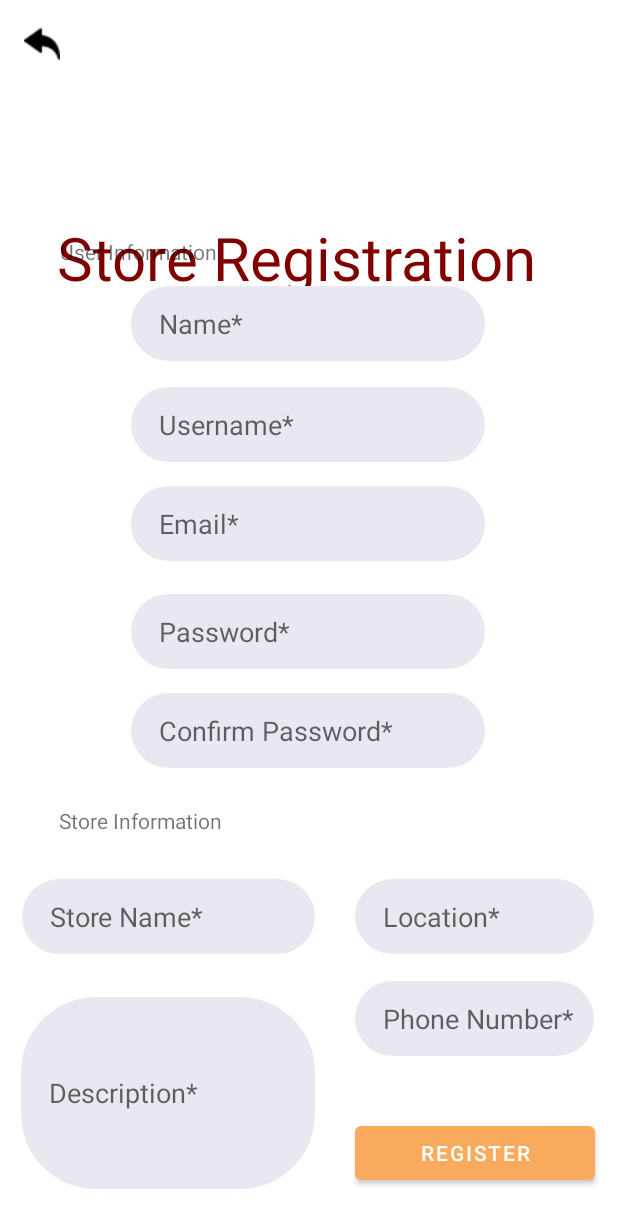
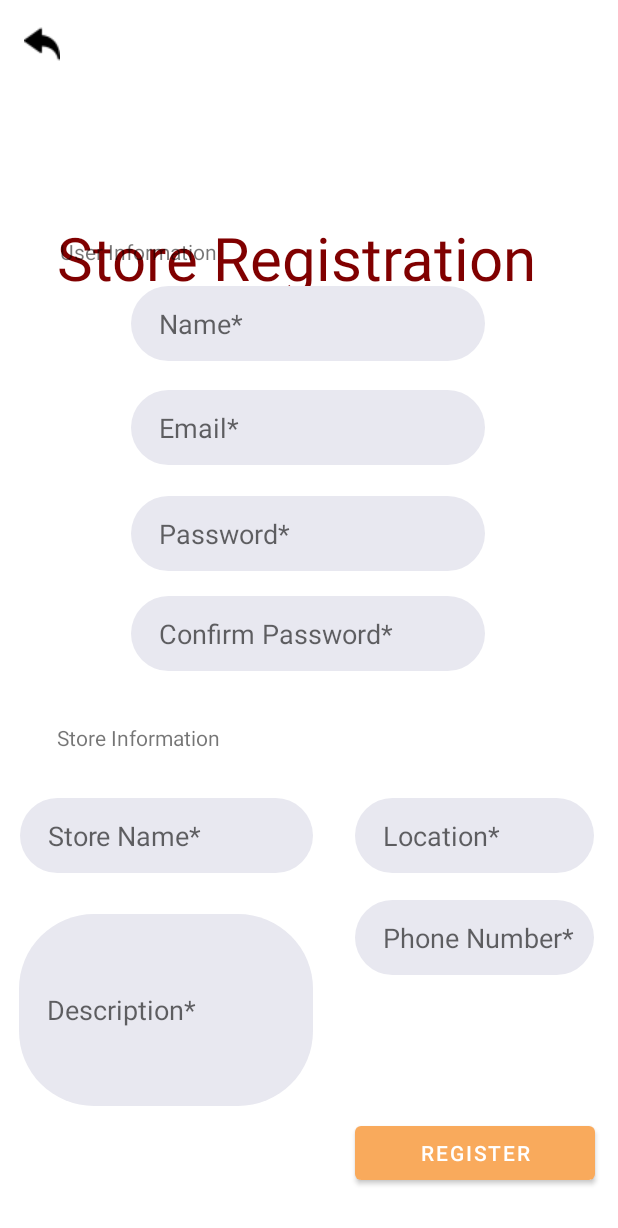
Before and after one commit to Mhmdbaba/CSC599_Dekanji, an Android app: the StoreOwner screen opened directly, with no data from a screen before it, after a tap on "REGISTER", on a phone screen of 412 x 824 dp. Shown: the top 1228 px of the screen. Run offline under Robolectric (Android 15) with nearby library versions, the phone set to English and light mode, and no system bars; our stand-ins replace Firebase (no records; nobody signed in at launch, a user with empty details on screens opened directly).

Commit message:
commit 18

```diff
--- a/app/src/main/java/com/example/dekanji/StoreOwner.java
+++ b/app/src/main/java/com/example/dekanji/StoreOwner.java
@@ -1,17 +1,28 @@
 package com.example.dekanji;
 
+import androidx.annotation.NonNull;
 import androidx.appcompat.app.AppCompatActivity;
 
 import android.content.Intent;
 import android.os.Bundle;
+import android.util.Log;
 import android.view.View;
 import android.widget.Button;
 import android.widget.EditText;
 import android.widget.Toast;
 
+import com.google.android.gms.tasks.OnCompleteListener;
+import com.google.android.gms.tasks.Task;
+import com.google.firebase.auth.AuthResult;
+import com.google.firebase.auth.FirebaseAuth;
+import com.google.firebase.database.FirebaseDatabase;
+
+import java.security.MessageDigest;
+
 public class StoreOwner extends AppCompatActivity {
+    private FirebaseAuth mAuth;
+
     String reg_storeowner_name;
-    String reg_storeowner_username;
     String reg_storeowner_email;
     String reg_storeowner_password;
     String reg_storeowner_conf_password;
@@ -26,6 +37,8 @@ public class StoreOwner extends AppCompatActivity {
     protected void onCreate(Bundle savedInstanceState) {
         super.onCreate(savedInstanceState);
         setContentView(R.layout.activity_store_owner);
+
+        mAuth = FirebaseAuth.getInstance();
     }
 
     public void Button (View view) {
@@ -38,7 +51,6 @@ public class StoreOwner extends AppCompatActivity {
         if (btn.getTag().toString().equalsIgnoreCase("register store owner")){
             //user information
             reg_storeowner_name = ((EditText) findViewById(R.id.input_reg_storeowner_name)).getText().toString();
-            reg_storeowner_username = ((EditText) findViewById(R.id.input_storeowner_username)).getText().toString();
             reg_storeowner_email = ((EditText) findViewById(R.id.input_storeowner_email)).getText().toString();
             reg_storeowner_password = ((EditText) findViewById(R.id.input_reg_storeowner_password)).getText().toString();
             reg_storeowner_conf_password = ((EditText) findViewById(R.id.input_reg_storeowner_conf_password)).getText().toString();
@@ -49,12 +61,40 @@ public class StoreOwner extends AppCompatActivity {
             reg_storeowner_phonenumber = ((EditText) findViewById(R.id.input_reg_storeowner_phonenumber)).getText().toString();
             reg_storeowner_description = ((EditText) findViewById(R.id.input_reg_storeowner_description)).getText().toString();
 
-            if (!reg_storeowner_name.isEmpty() && !reg_storeowner_username.isEmpty() && !reg_storeowner_email.isEmpty()
+            if (!reg_storeowner_name.isEmpty() && !reg_storeowner_email.isEmpty()
             && !reg_storeowner_password.isEmpty() && !reg_storeowner_conf_password.isEmpty() && !reg_storeowner_storename.isEmpty()
             && !reg_storeowner_location.isEmpty() && !reg_storeowner_phonenumber.isEmpty() && !reg_storeowner_description.isEmpty()){
                 //check if passwords match
                 if (reg_storeowner_password.equals(reg_storeowner_conf_password)){
                     //check if username is found in database and insert into database all credentials
+                    mAuth.createUserWithEmailAndPassword(reg_storeowner_email, reg_storeowner_password)
+                            .addOnCompleteListener(new OnCompleteListener<AuthResult>() {
+                                @Override
+                                public void onComplete(@NonNull Task<AuthResult> task) {
+                                    if (task.isSuccessful()){
+                                        StoreOwnerUser storeOwnerUser = new StoreOwnerUser(reg_storeowner_name,reg_storeowner_email,reg_storeowner_password,
+                                                reg_storeowner_storename,reg_storeowner_location,reg_storeowner_phonenumber,reg_storeowner_description);
+
+                                        FirebaseDatabase.getInstance().getReference("StoreOwners")
+                                                .child(FirebaseAuth.getInstance().getCurrentUser().getUid())
+                                                .setValue(storeOwnerUser).addOnCompleteListener(new OnCompleteListener<Void>() {
+                                            @Override
+                                            public void onComplete(@NonNull Task<Void> task) {
+                                                if (task.isSuccessful()){
+                                                    Log.i("Registration: ", "done");
+
+                                                    //redirect tp login page
+                                                    startActivity(new Intent(StoreOwner.this, MainActivity.class));
+                                                }
+                                                else {
+                                                    Toast.makeText(StoreOwner.this, "Failed to register! Please try again.", Toast.LENGTH_SHORT).show();
+                                                    return;
+                                                }
+                                            }
+                                        });
+                                    }
+                                }
+                            });
                 }
                 else {
                     Toast.makeText(this, "Passwords do not match", Toast.LENGTH_SHORT).show();
--- a/app/src/main/java/com/example/dekanji/User.java
+++ b/app/src/main/java/com/example/dekanji/User.java
@@ -4,6 +4,8 @@ public class User {
     private String name;
     private String email;
     private String password;
+    private int storeOwner = 0;
+
     public User() {}
     public User (String name, String email, String password){
         this.name = name;
--- a/app/src/main/res/layout/activity_main.xml
+++ b/app/src/main/res/layout/activity_main.xml
@@ -69,7 +69,7 @@
         android:layout_marginBottom="391dp"
         android:background="@drawable/rounded_corner"
         android:ems="10"
-        android:hint="    Password"
+        android:hint="    Password*"
         android:inputType="textPassword"
         app:layout_constraintBottom_toBottomOf="parent"
         app:layout_constraintEnd_toEndOf="parent"
@@ -84,7 +84,7 @@
         android:layout_height="50dp"
         android:background="@drawable/rounded_corner"
         android:ems="10"
-        android:hint="    Email"
+        android:hint="    Email*"
         android:inputType="textPersonName"
         app:layout_constraintBottom_toBottomOf="parent"
         app:layout_constraintEnd_toEndOf="parent"
--- a/app/src/main/res/layout/activity_store_owner.xml
+++ b/app/src/main/res/layout/activity_store_owner.xml
@@ -66,21 +66,6 @@
         app:layout_constraintVertical_bias="0.246" />
 
     <EditText
-        android:id="@+id/input_reg_storeowner_conf_password"
-        android:layout_width="236dp"
-        android:layout_height="50dp"
-        android:background="@drawable/rounded_corner"
-        android:ems="10"
-        android:hint="    Confirm Password*"
-        android:inputType="textPassword"
-        app:layout_constraintBottom_toBottomOf="parent"
-        app:layout_constraintEnd_toEndOf="parent"
-        app:layout_constraintHorizontal_bias="0.497"
-        app:layout_constraintStart_toStartOf="parent"
-        app:layout_constraintTop_toTopOf="parent"
-        app:layout_constraintVertical_bias="0.597" />
-
-    <EditText
         android:id="@+id/input_storeowner_email"
         android:layout_width="236dp"
         android:layout_height="50dp"
@@ -93,22 +78,7 @@
         app:layout_constraintHorizontal_bias="0.497"
         app:layout_constraintStart_toStartOf="parent"
         app:layout_constraintTop_toTopOf="parent"
-        app:layout_constraintVertical_bias="0.419" />
-
-    <EditText
-        android:id="@+id/input_storeowner_username"
-        android:layout_width="236dp"
-        android:layout_height="50dp"
-        android:background="@drawable/rounded_corner"
-        android:ems="10"
-        android:hint="    Username*"
-        android:inputType="textPersonName"
-        app:layout_constraintBottom_toBottomOf="parent"
-        app:layout_constraintEnd_toEndOf="parent"
-        app:layout_constraintHorizontal_bias="0.497"
-        app:layout_constraintStart_toStartOf="parent"
-        app:layout_constraintTop_toTopOf="parent"
-        app:layout_constraintVertical_bias="0.333" />
+        app:layout_constraintVertical_bias="0.336" />
 
     <EditText
         android:id="@+id/input_reg_storeowner_password"
@@ -123,7 +93,49 @@
         app:layout_constraintHorizontal_bias="0.497"
         app:layout_constraintStart_toStartOf="parent"
         app:layout_constraintTop_toTopOf="parent"
-        app:layout_constraintVertical_bias="0.512" />
+        app:layout_constraintVertical_bias="0.427" />
+
+    <EditText
+        android:id="@+id/input_reg_storeowner_conf_password"
+        android:layout_width="236dp"
+        android:layout_height="50dp"
+        android:background="@drawable/rounded_corner"
+        android:ems="10"
+        android:hint="    Confirm Password*"
+        android:inputType="textPassword"
+        app:layout_constraintBottom_toBottomOf="parent"
+        app:layout_constraintEnd_toEndOf="parent"
+        app:layout_constraintHorizontal_bias="0.497"
+        app:layout_constraintStart_toStartOf="parent"
+        app:layout_constraintTop_toTopOf="parent"
+        app:layout_constraintVertical_bias="0.513" />
+
+    <EditText
+        android:id="@+id/input_reg_storeowner_description"
+        android:layout_width="196dp"
+        android:layout_height="128dp"
+        android:background="@drawable/rounded_corner"
+        android:ems="10"
+        android:hint="    Description*"
+        android:inputType="textPersonName"
+        app:layout_constraintBottom_toBottomOf="parent"
+        app:layout_constraintEnd_toEndOf="parent"
+        app:layout_constraintHorizontal_bias="0.06"
+        app:layout_constraintStart_toStartOf="parent"
+        app:layout_constraintTop_toTopOf="parent"
+        app:layout_constraintVertical_bias="0.875" />
+
+    <TextView
+        android:id="@+id/textView9"
+        android:layout_width="wrap_content"
+        android:layout_height="wrap_content"
+        android:text="Store Information"
+        app:layout_constraintBottom_toBottomOf="parent"
+        app:layout_constraintEnd_toEndOf="parent"
+        app:layout_constraintHorizontal_bias="0.126"
+        app:layout_constraintStart_toStartOf="parent"
+        app:layout_constraintTop_toTopOf="parent"
+        app:layout_constraintVertical_bias="0.599" />
 
     <EditText
         android:id="@+id/input_reg_storeowner_location"
@@ -138,7 +150,7 @@
         app:layout_constraintHorizontal_bias="0.936"
         app:layout_constraintStart_toStartOf="parent"
         app:layout_constraintTop_toTopOf="parent"
-        app:layout_constraintVertical_bias="0.757" />
+        app:layout_constraintVertical_bias="0.687" />
 
     <EditText
         android:id="@+id/input_reg_storeowner_phonenumber"
@@ -153,22 +165,7 @@
         app:layout_constraintHorizontal_bias="0.936"
         app:layout_constraintStart_toStartOf="parent"
         app:layout_constraintTop_toTopOf="parent"
-        app:layout_constraintVertical_bias="0.845" />
-
-    <EditText
-        android:id="@+id/input_reg_storeowner_description"
-        android:layout_width="196dp"
-        android:layout_height="128dp"
-        android:background="@drawable/rounded_corner"
-        android:ems="10"
-        android:hint="    Description*"
-        android:inputType="textPersonName"
-        app:layout_constraintBottom_toBottomOf="parent"
-        app:layout_constraintEnd_toEndOf="parent"
-        app:layout_constraintHorizontal_bias="0.065"
-        app:layout_constraintStart_toStartOf="parent"
-        app:layout_constraintTop_toTopOf="parent"
-        app:layout_constraintVertical_bias="0.955" />
+        app:layout_constraintVertical_bias="0.775" />
 
     <EditText
         android:id="@+id/input_reg_storeowner_storename"
@@ -180,10 +177,10 @@
         android:inputType="textPersonName"
         app:layout_constraintBottom_toBottomOf="parent"
         app:layout_constraintEnd_toEndOf="parent"
-        app:layout_constraintHorizontal_bias="0.067"
+        app:layout_constraintHorizontal_bias="0.06"
         app:layout_constraintStart_toStartOf="parent"
         app:layout_constraintTop_toTopOf="parent"
-        app:layout_constraintVertical_bias="0.757" />
+        app:layout_constraintVertical_bias="0.687" />
 
     <TextView
         android:id="@+id/textView8"
@@ -197,17 +194,5 @@
         app:layout_constraintTop_toTopOf="parent"
         app:layout_constraintVertical_bias="0.196" />
 
-    <TextView
-        android:id="@+id/textView9"
-        android:layout_width="wrap_content"
-        android:layout_height="wrap_content"
-        android:text="Store Information"
-        app:layout_constraintBottom_toBottomOf="parent"
-        app:layout_constraintEnd_toEndOf="parent"
-        app:layout_constraintHorizontal_bias="0.13"
-        app:layout_constraintStart_toStartOf="parent"
-        app:layout_constraintTop_toTopOf="parent"
-        app:layout_constraintVertical_bias="0.668" />
-
 
 </androidx.constraintlayout.widget.ConstraintLayout>
```
Also changed, not shown: app/src/main/java/com/example/dekanji/StoreOwnerUser.java (added, +78 -0 lines).
